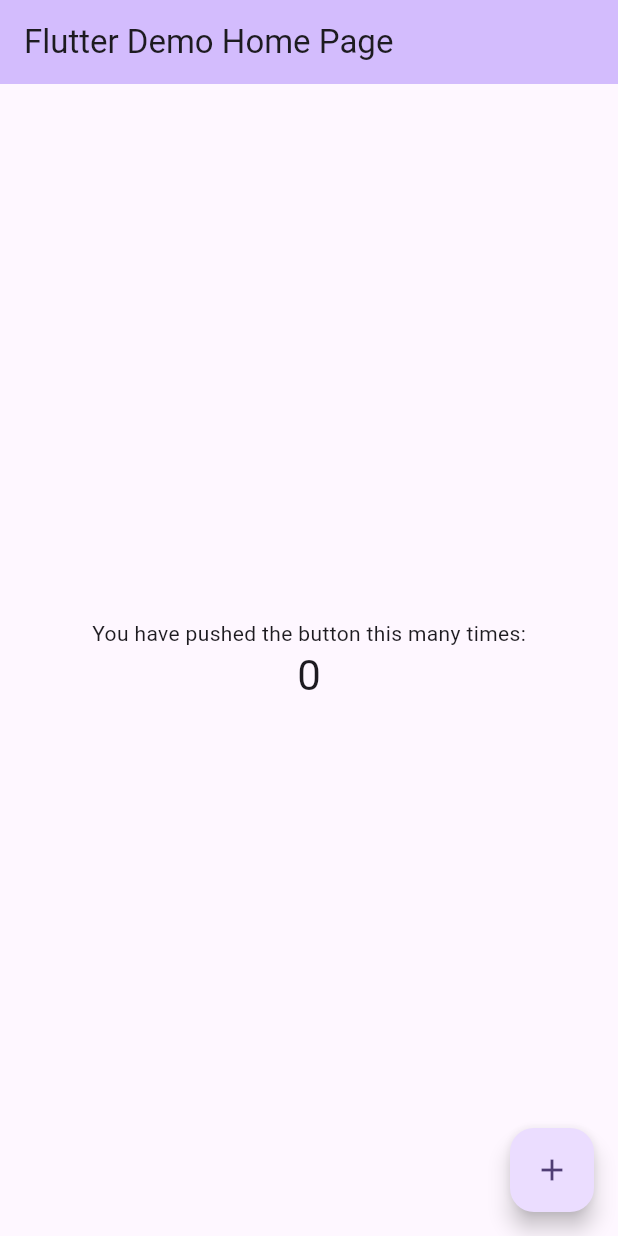
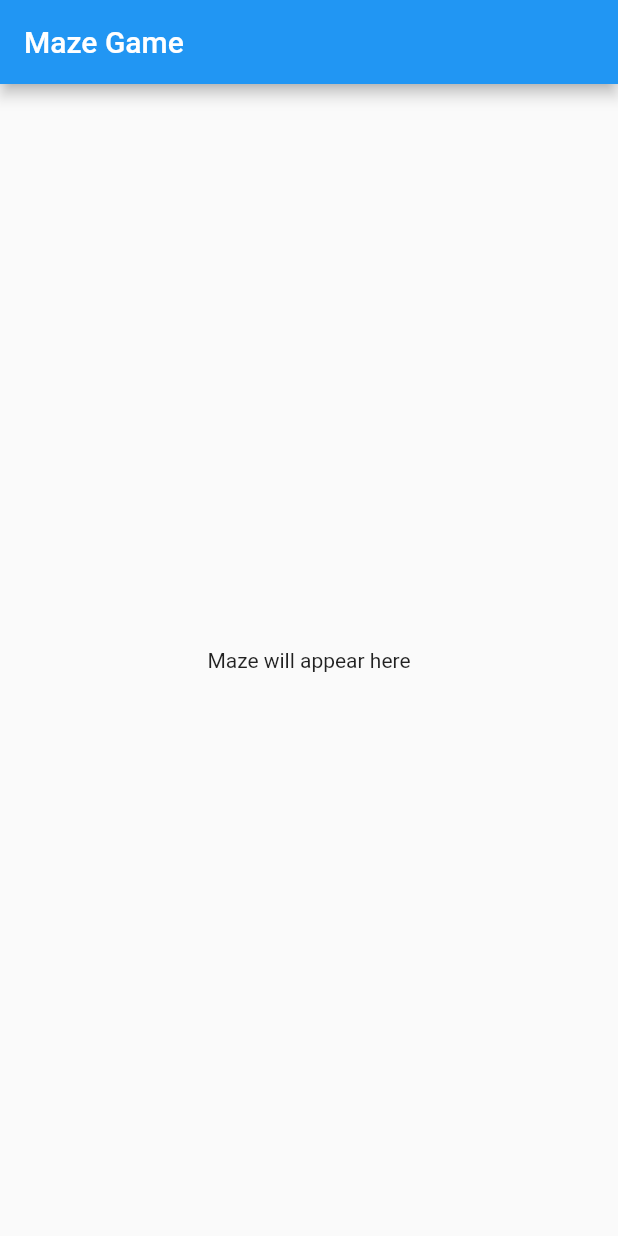
Before and after one commit to MadHamster21/maze-o-maze, a Flutter app: the screen it shows after launch, on a phone screen of 412 x 824 dp. Run offline on Flutter 3.47's test engine with Material 2 defaults, Android fonts, the phone set to English and light mode, and no system bars.

Commit message:
Replaced initial example implementation with boilerplate code

```diff
--- a/lib/main.dart
+++ b/lib/main.dart
@@ -1,125 +1,19 @@
 import 'package:flutter/material.dart';
+import 'package:maze_o_maze/maze_screen.dart';
 
-void main() {
-  runApp(const MyApp());
-}
+void main() => runApp(const MazeApp());
 
-class MyApp extends StatelessWidget {
-  const MyApp({super.key});
+class MazeApp extends StatelessWidget {
+  const MazeApp({super.key});
 
-  // This widget is the root of your application.
   @override
   Widget build(BuildContext context) {
     return MaterialApp(
-      title: 'Flutter Demo',
+      title: 'Maze Game',
       theme: ThemeData(
-        // This is the theme of your application.
-        //
-        // TRY THIS: Try running your application with "flutter run". You'll see
-        // the application has a blue toolbar. Then, without quitting the app,
-        // try changing the seedColor in the colorScheme below to Colors.green
-        // and then invoke "hot reload" (save your changes or press the "hot
-        // reload" button in a Flutter-supported IDE, or press "r" if you used
-        // the command line to start the app).
-        //
-        // Notice that the counter didn't reset back to zero; the application
-        // state is not lost during the reload. To reset the state, use hot
-        // restart instead.
-        //
-        // This works for code too, not just values: Most code changes can be
-        // tested with just a hot reload.
-        colorScheme: ColorScheme.fromSeed(seedColor: Colors.deepPurple),
-        useMaterial3: true,
+        primarySwatch: Colors.blue,
       ),
-      home: const MyHomePage(title: 'Flutter Demo Home Page'),
+      home: const MazeScreen(),
     );
   }
 }
-
-class MyHomePage extends StatefulWidget {
-  const MyHomePage({super.key, required this.title});
-
-  // This widget is the home page of your application. It is stateful, meaning
-  // that it has a State object (defined below) that contains fields that affect
-  // how it looks.
-
-  // This class is the configuration for the state. It holds the values (in this
-  // case the title) provided by the parent (in this case the App widget) and
-  // used by the build method of the State. Fields in a Widget subclass are
-  // always marked "final".
-
-  final String title;
-
-  @override
-  State<MyHomePage> createState() => _MyHomePageState();
-}
-
-class _MyHomePageState extends State<MyHomePage> {
-  int _counter = 0;
-
-  void _incrementCounter() {
-    setState(() {
-      // This call to setState tells the Flutter framework that something has
-      // changed in this State, which causes it to rerun the build method below
-      // so that the display can reflect the updated values. If we changed
-      // _counter without calling setState(), then the build method would not be
-      // called again, and so nothing would appear to happen.
-      _counter++;
-    });
-  }
-
-  @override
-  Widget build(BuildContext context) {
-    // This method is rerun every time setState is called, for instance as done
-    // by the _incrementCounter method above.
-    //
-    // The Flutter framework has been optimized to make rerunning build methods
-    // fast, so that you can just rebuild anything that needs updating rather
-    // than having to individually change instances of widgets.
-    return Scaffold(
-      appBar: AppBar(
-        // TRY THIS: Try changing the color here to a specific color (to
-        // Colors.amber, perhaps?) and trigger a hot reload to see the AppBar
-        // change color while the other colors stay the same.
-        backgroundColor: Theme.of(context).colorScheme.inversePrimary,
-        // Here we take the value from the MyHomePage object that was created by
-        // the App.build method, and use it to set our appbar title.
-        title: Text(widget.title),
-      ),
-      body: Center(
-        // Center is a layout widget. It takes a single child and positions it
-        // in the middle of the parent.
-        child: Column(
-          // Column is also a layout widget. It takes a list of children and
-          // arranges them vertically. By default, it sizes itself to fit its
-          // children horizontally, and tries to be as tall as its parent.
-          //
-          // Column has various properties to control how it sizes itself and
-          // how it positions its children. Here we use mainAxisAlignment to
-          // center the children vertically; the main axis here is the vertical
-          // axis because Columns are vertical (the cross axis would be
-          // horizontal).
-          //
-          // TRY THIS: Invoke "debug painting" (choose the "Toggle Debug Paint"
-          // action in the IDE, or press "p" in the console), to see the
-          // wireframe for each widget.
-          mainAxisAlignment: MainAxisAlignment.center,
-          children: <Widget>[
-            const Text(
-              'You have pushed the button this many times:',
-            ),
-            Text(
-              '$_counter',
-              style: Theme.of(context).textTheme.headlineMedium,
-            ),
-          ],
-        ),
-      ),
-      floatingActionButton: FloatingActionButton(
-        onPressed: _incrementCounter,
-        tooltip: 'Increment',
-        child: const Icon(Icons.add),
-      ), // This trailing comma makes auto-formatting nicer for build methods.
-    );
-  }
-}
--- /dev/null
+++ b/lib/maze_screen.dart
@@ -0,0 +1,22 @@
+import 'package:flutter/material.dart';
+
+class MazeScreen extends StatefulWidget {
+  const MazeScreen({super.key});
+
+  @override
+  _MazeScreenState createState() => _MazeScreenState();
+}
+
+class _MazeScreenState extends State<MazeScreen> {
+  @override
+  Widget build(BuildContext context) {
+    return Scaffold(
+      appBar: AppBar(
+        title: const Text('Maze Game'),
+      ),
+      body: const Center(
+        child: Text('Maze will appear here'),
+      ),
+    );
+  }
+}
--- a/pubspec.yaml
+++ b/pubspec.yaml
@@ -35,6 +35,7 @@ dependencies:
   # The following adds the Cupertino Icons font to your application.
   # Use with the CupertinoIcons class for iOS style icons.
   cupertino_icons: ^1.0.2
+  maze_builder: ^1.0.1
 
 dev_dependencies:
   flutter_test:
```
Also changed, not shown: pubspec.lock.
